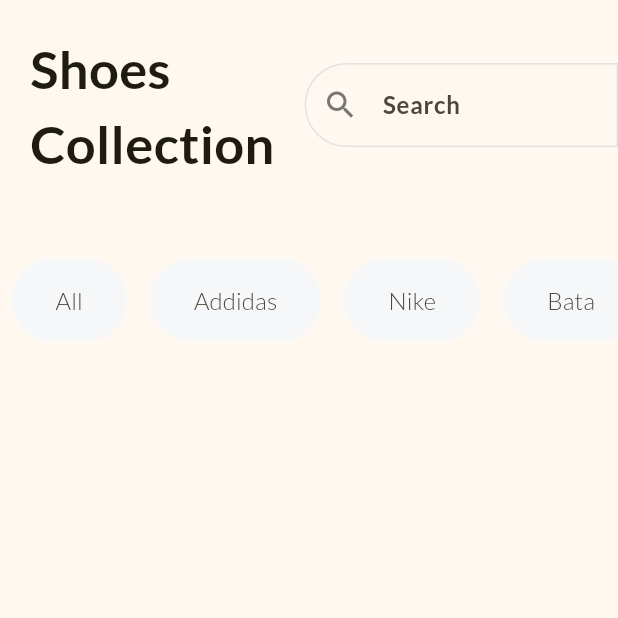
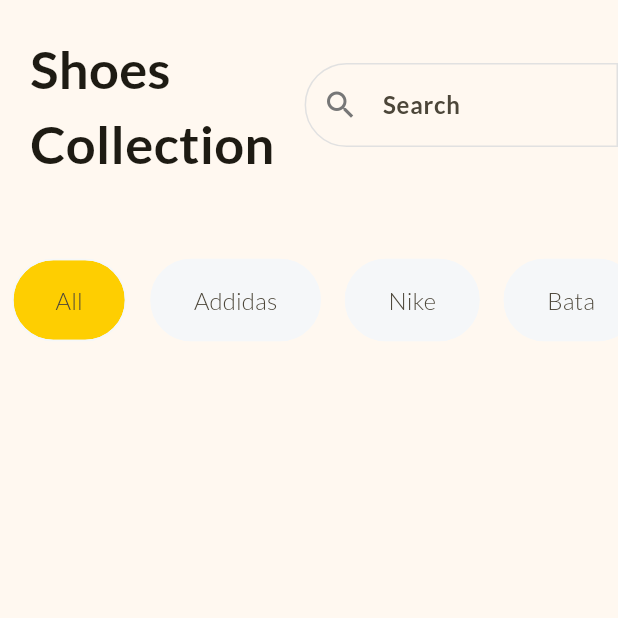
Before and after one commit to DannyHash/shop_app_flutter, a Flutter app: the screen it shows after launch, on a phone screen of 412 x 824 dp, the top half of it. Run offline on Flutter 3.47's test engine with Material 3 defaults, Android fonts, the phone set to English and light mode, and no system bars.

Commit message:
Refactored HomePage to use StatefulWidget and implement filter selection with interactive chips

```diff
--- a/lib/home_page.dart
+++ b/lib/home_page.dart
@@ -1,14 +1,26 @@
 import 'package:flutter/material.dart';
 
-class HomePage extends StatelessWidget {
+class HomePage extends StatefulWidget {
   const HomePage({super.key});
 
+  @override
+  State<HomePage> createState() => _HomePageState();
+}
+
+class _HomePageState extends State<HomePage> {
   final List<String> filters = const [
     'All',
     'Addidas',
     'Nike',
     'Bata',
   ];
+
+  late String selectedFilter;
+  @override
+  void initState() {
+    super.initState();
+    selectedFilter = filters[0];
+  }
 
   @override
   Widget build(BuildContext context) {
@@ -58,8 +70,16 @@ class HomePage extends StatelessWidget {
                   final filter = filters[index];
                   return Padding(
                     padding: const EdgeInsets.symmetric(horizontal: 8.0),
+                    child: GestureDetector(
+                      onTap: () {
+                        setState(() {
+                          selectedFilter = filter;
+                        });
+                      },
                       child: Chip(
-                      backgroundColor: Color.fromRGBO(245, 247, 249, 1),
+                        backgroundColor: selectedFilter == filter
+                            ? Theme.of(context).colorScheme.primary
+                            : Color.fromRGBO(245, 247, 249, 1),
                         side: BorderSide(
                           color: Color.fromRGBO(245, 247, 249, 1),
                         ),
@@ -75,6 +95,7 @@ class HomePage extends StatelessWidget {
                           borderRadius: BorderRadius.circular(30),
                         ),
                       ),
+                    ),
                   );
                 },
               ),
--- a/lib/main.dart
+++ b/lib/main.dart
@@ -16,6 +16,7 @@ class MyApp extends StatelessWidget {
         fontFamily: 'Lato',
         colorScheme: ColorScheme.fromSeed(
           seedColor: Color.fromRGBO(254, 206, 1, 1),
+          primary: Color.fromRGBO(254, 206, 1, 1),
         ),
         inputDecorationTheme: InputDecorationTheme(
           hintStyle: TextStyle(
```
Lines whose indentation alone changed are shown as unchanged.
